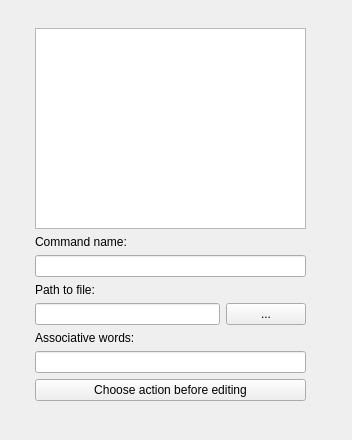
Old version of the form QtAudio/QtAudio/AddAction.ui in the repository hardenchant/VoiceCommand.
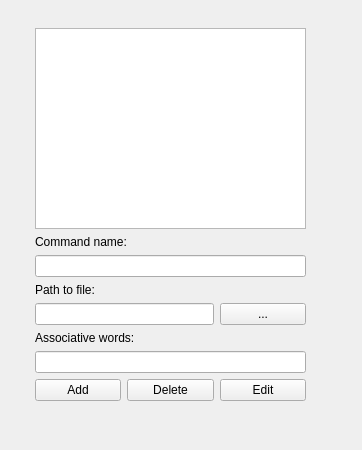
New version of the form.

```diff
--- a/QtAudio/QtAudio/AddAction.ui
+++ b/QtAudio/QtAudio/AddAction.ui
@@ -6,8 +6,8 @@
    <rect>
     <x>0</x>
     <y>0</y>
-    <width>352</width>
-    <height>440</height>
+    <width>362</width>
+    <height>450</height>
    </rect>
   </property>
   <property name="windowTitle">
@@ -35,53 +35,67 @@
     <property name="bottomMargin">
      <number>10</number>
     </property>
-    <item row="4" column="0">
-     <widget class="QLineEdit" name="lineEdit_path"/>
+    <item row="2" column="0" colspan="3">
+     <widget class="QLineEdit" name="lineEdit_name"/>
     </item>
-    <item row="4" column="1">
+    <item row="6" column="0" colspan="3">
+     <widget class="QLineEdit" name="lineEdit_command"/>
+    </item>
+    <item row="4" column="2">
      <widget class="QPushButton" name="button_path">
       <property name="text">
        <string>...</string>
       </property>
      </widget>
     </item>
-    <item row="0" column="0" colspan="2">
+    <item row="0" column="0" colspan="3">
      <widget class="QListView" name="listView"/>
     </item>
-    <item row="7" column="0" colspan="2">
+    <item row="7" column="0">
      <widget class="QPushButton" name="button_add">
       <property name="text">
-       <string>Choose action before editing</string>
+       <string>Add</string>
       </property>
      </widget>
     </item>
-    <item row="6" column="0" colspan="2">
-     <widget class="QLineEdit" name="lineEdit_command"/>
+    <item row="7" column="2">
+     <widget class="QPushButton" name="button_edit">
+      <property name="text">
+       <string>Edit</string>
+      </property>
+     </widget>
     </item>
-    <item row="2" column="0" colspan="2">
-     <widget class="QLineEdit" name="lineEdit_name"/>
-    </item>
-    <item row="1" column="0" colspan="2">
+    <item row="1" column="0" colspan="3">
      <widget class="QLabel" name="label_3">
       <property name="text">
        <string>Command name:</string>
       </property>
      </widget>
     </item>
-    <item row="5" column="0" colspan="2">
+    <item row="5" column="0" colspan="3">
      <widget class="QLabel" name="label">
       <property name="text">
        <string>Associative words:</string>
       </property>
      </widget>
     </item>
-    <item row="3" column="0" colspan="2">
+    <item row="3" column="0" colspan="3">
      <widget class="QLabel" name="label_2">
       <property name="text">
        <string>Path to file:</string>
       </property>
      </widget>
     </item>
+    <item row="7" column="1">
+     <widget class="QPushButton" name="button_delete">
+      <property name="text">
+       <string>Delete</string>
+      </property>
+     </widget>
+    </item>
+    <item row="4" column="0" colspan="2">
+     <widget class="QLineEdit" name="lineEdit_path"/>
+    </item>
    </layout>
   </widget>
  </widget>
```
Left out of the diff: 68 changed lines with no effect on the pictures.
